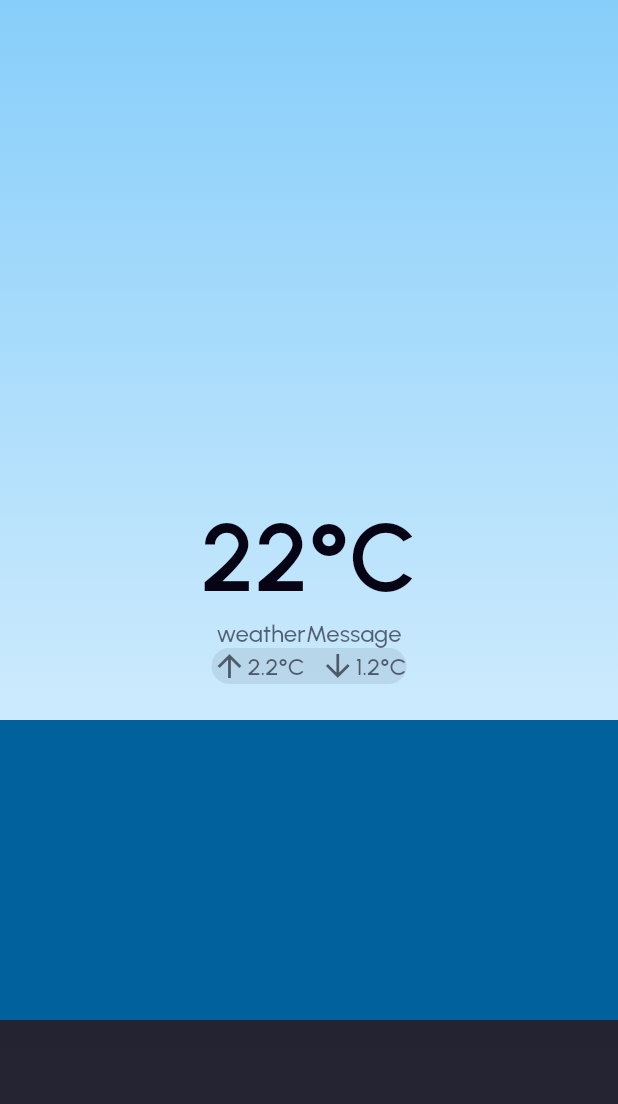
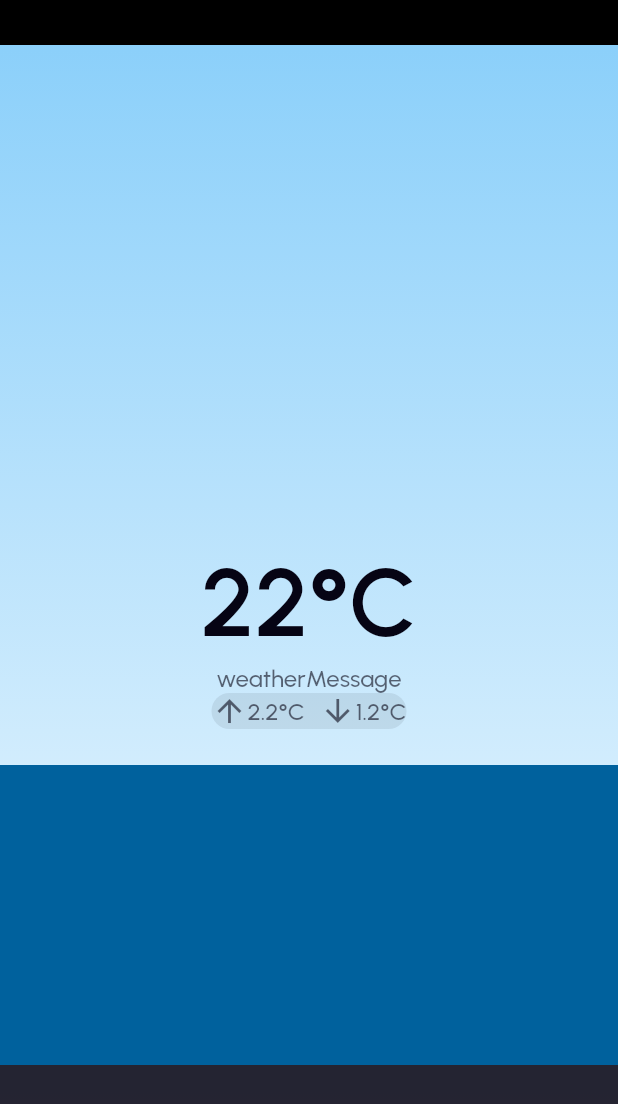
Before and after one commit to Newyork-Squad/weather_app, a Flutter app: the screen it shows after launch, on a phone screen of 412 x 824 dp. Shown: the top 1104 px of the screen. Run offline on Flutter 3.47's test engine with Material 3 defaults, Android fonts, the phone set to English and light mode, and no system bars.

Commit message:
feat: location placeholder widget

```diff
--- a/lib/ui/screen/home_screen.dart
+++ b/lib/ui/screen/home_screen.dart
@@ -16,6 +16,14 @@ class _MyHomePageState extends State<MyHomePage> {
     final theme = MyWeatherTheme.of(context);
     return CustomScrollView(
       slivers: <Widget>[
+        SliverToBoxAdapter( // Placeholder for location
+          child: Container(
+            alignment: Alignment.center,
+            color: Colors.black,
+            width: 20,
+            height: 30,
+          ),
+        ),
         CurrentWeather(
           temperature: 22.2,
           weatherIcon: 2,
```
